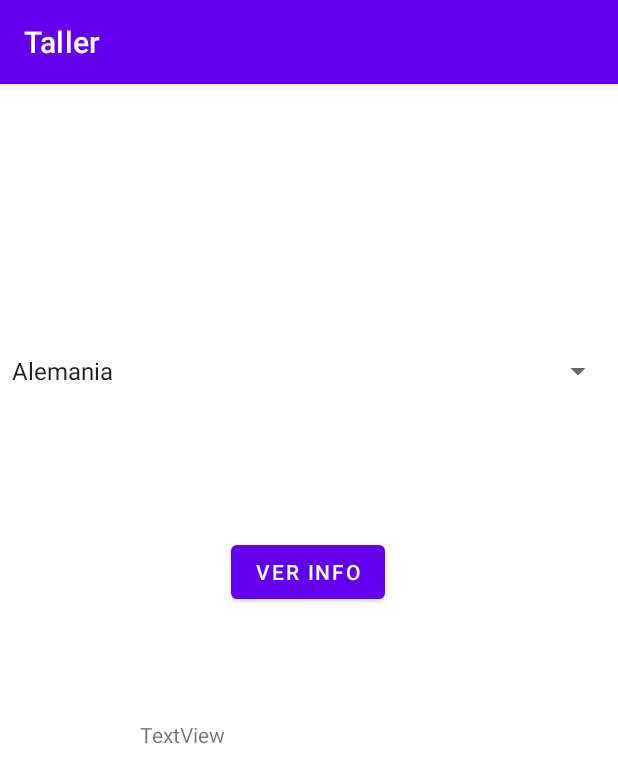
After one commit to JuanDR-19/TallerCompuMovil, an Android app: the ListaDePaises screen opened directly, with no data from a screen before it, on a phone screen of 412 x 824 dp. The commit adds this screen. Shown: the top 783 px of the screen. Run offline under Robolectric (Android 15) with nearby library versions, the phone set to English and light mode, and no system bars.

Commit message:
creo que ya esta lo de sacar la info del pais

```diff
--- a/app/src/main/AndroidManifest.xml
+++ b/app/src/main/AndroidManifest.xml
@@ -11,6 +11,9 @@
         android:supportsRtl="true"
         android:theme="@style/Theme.Taller"
         tools:targetApi="31">
+        <activity
+            android:name=".ListaDePaises"
+            android:exported="false" />
         <activity
             android:name=".NumberGuessing"
             android:exported="false" />
--- /dev/null
+++ b/app/src/main/java/com/example/taller/ListaDePaises.kt
@@ -0,0 +1,62 @@
+package com.example.taller
+
+import androidx.appcompat.app.AppCompatActivity
+import android.os.Bundle
+import android.widget.ArrayAdapter
+import android.widget.Button
+import android.widget.Spinner
+import android.widget.TextView
+import org.json.JSONObject
+
+class ListaDePaises : AppCompatActivity() {
+
+    private fun readJSON(): ArrayList<MainActivity.country> {
+        val inputStream = resources.openRawResource(R.raw.paises)
+        val jsonString = inputStream.bufferedReader().use { it.readText() }
+        val json = JSONObject(jsonString)
+        val countries = json.getJSONArray("paises")
+        val countriesList = ArrayList<MainActivity.country>()
+
+        for (i in 0 until countries.length()) {
+            val country = countries.getJSONObject(i)
+            val capital = country.getString("capital")
+            val countryName = country.getString("nombre_pais")
+            val countryNameInt = country.getString("nombre_pais_int")
+            val initials = country.getString("sigla")
+            var obt = MainActivity.country(capital, countryName, countryNameInt, initials)
+            countriesList.add(obt)
+        }
+        return countriesList
+    }
+
+    override fun onCreate(savedInstanceState: Bundle?) {
+        super.onCreate(savedInstanceState)
+        setContentView(R.layout.activity_lista_de_paises)
+
+        val paises = readJSON()
+
+        val spinner2: Spinner = findViewById(R.id.spinner2)
+        val informacion: TextView = findViewById(R.id.textView2)
+        val VerInfo: Button = findViewById(R.id.Info)
+
+        val adapter = ArrayAdapter.createFromResource(this, R.array.Paises, android.R.layout.simple_spinner_item)
+
+        adapter.setDropDownViewResource(android.R.layout.simple_spinner_dropdown_item)
+        spinner2.adapter = adapter
+
+        VerInfo.setOnClickListener {
+            val pais = spinner2.getSelectedItem().toString()
+
+            for (i in paises){
+                if(i.name ==pais){
+                    informacion.text = i.toString()
+                }
+            }
+
+        }
+
+
+
+
+    }
+}
--- /dev/null
+++ b/app/src/main/res/layout/activity_lista_de_paises.xml
@@ -0,0 +1,42 @@
+<?xml version="1.0" encoding="utf-8"?>
+<androidx.constraintlayout.widget.ConstraintLayout xmlns:android="http://schemas.android.com/apk/res/android"
+    xmlns:app="http://schemas.android.com/apk/res-auto"
+    xmlns:tools="http://schemas.android.com/tools"
+    android:layout_width="match_parent"
+    android:layout_height="match_parent"
+    tools:context=".ListaDePaises">
+
+    <Spinner
+        android:id="@+id/spinner2"
+        android:layout_width="409dp"
+        android:layout_height="wrap_content"
+        app:layout_constraintBottom_toBottomOf="parent"
+        app:layout_constraintEnd_toEndOf="parent"
+        app:layout_constraintHorizontal_bias="0.0"
+        app:layout_constraintStart_toStartOf="parent"
+
+        app:layout_constraintTop_toTopOf="parent"
+        app:layout_constraintVertical_bias="0.241" />
+
+    <Button
+        android:id="@+id/Info"
+        android:layout_width="wrap_content"
+        android:layout_height="wrap_content"
+        android:text="@string/Ver"
+        app:layout_constraintBottom_toBottomOf="parent"
+        app:layout_constraintEnd_toEndOf="parent"
+        app:layout_constraintHorizontal_bias="0.498"
+        app:layout_constraintStart_toStartOf="parent"
+        app:layout_constraintTop_toBottomOf="@+id/spinner2"
+        app:layout_constraintVertical_bias="0.19" />
+
+    <TextView
+        android:id="@+id/textView2"
+        android:layout_width="225dp"
+        android:layout_height="269dp"
+        android:text="TextView"
+        app:layout_constraintBottom_toBottomOf="parent"
+        app:layout_constraintEnd_toEndOf="parent"
+        app:layout_constraintStart_toStartOf="parent"
+        app:layout_constraintTop_toBottomOf="@+id/Info" />
+</androidx.constraintlayout.widget.ConstraintLayout>
--- a/app/src/main/res/values/strings.xml
+++ b/app/src/main/res/values/strings.xml
@@ -6,13 +6,42 @@
         <item>Japanese</item>
         <item>Portuguese</item>
     </string-array>
+
+    <string-array name="Paises">
+        <item>Alemania</item>
+        <item>Argentina</item>
+        <item>Australia</item>
+        <item>Austria</item>
+        <item>Bélgica</item>
+        <item>Bolívia</item>
+        <item>Brasil</item>
+        <item>Chile</item>
+        <item>Colombia</item>
+        <item>Cuba</item>
+        <item>Ecuador</item>
+        <item>España</item>
+        <item>Estados Unidos</item>
+        <item>Francia</item>
+        <item>Reino Unido</item>
+        <item>Grecia</item>
+        <item>Holanda</item>
+        <item>Hungria</item>
+        <item>Irlanda</item>
+        <item>Islandia</item>
+        <item>Israel</item>
+        <item>Italia</item>
+        <item>Japón</item>
+        <item>Uruguay</item>
+        <item>Venezuela</item>
+    </string-array>
+
     <string name="Spanish">Buen dia!</string>
     <string name="English">Good morning!</string>
     <string name="French">Bonjour!</string>
     <string name="Japanese">こんにちは!</string>
     <string name="Portuguese">Bom dia!</string>
     <string name="app_name">Taller</string>
-    <string name= "json_file_p">paises</string>
+    <string name="json_file_p">paises</string>
     <string name="nombre">Nombre</string>
     <string name="ir">Ir</string>
     <string name="taller1">Taller1</string>
@@ -25,4 +54,5 @@
     <string name="message">Message:</string>
     <string name="number">Number...</string>
     <string name="guess_a_number_between_0_and">Guess a number between 0 and</string>
+    <string name="Ver">Ver info</string>
 </resources>
--- a/build.gradle
+++ b/build.gradle
@@ -1,6 +1,6 @@
 // Top-level build file where you can add configuration options common to all sub-projects/modules.
 plugins {
-    id 'com.android.application' version '7.4.1' apply false
-    id 'com.android.library' version '7.4.1' apply false
+    id 'com.android.application' version '7.2.1' apply false
+    id 'com.android.library' version '7.2.1' apply false
     id 'org.jetbrains.kotlin.android' version '1.8.0' apply false
 }
```
